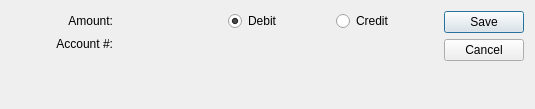
Before: the Qt Designer form xtuple/trunk/guiclient/glSeriesItem.ui in WooodHead/xtuple, drawn with Qt 5.
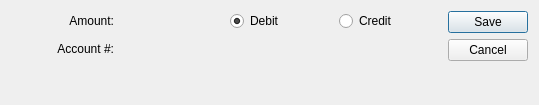
After: the same form once the commit is applied. Custom widgets are drawn as their Qt base class.

Patch:
```diff
--- a/xtuple/trunk/guiclient/glSeriesItem.ui
+++ b/xtuple/trunk/guiclient/glSeriesItem.ui
@@ -13,8 +13,8 @@
    <rect>
     <x>0</x>
     <y>0</y>
-    <width>535</width>
-    <height>109</height>
+    <width>539</width>
+    <height>105</height>
    </rect>
   </property>
   <property name="windowTitle">
@@ -72,6 +72,11 @@
         </widget>
        </item>
        <item row="1" column="0">
+        <layout class="QVBoxLayout" name="verticalLayout_2">
+         <property name="topMargin">
+          <number>5</number>
+         </property>
+         <item>
         <widget class="QLabel" name="_accountLit">
          <property name="text">
           <string>Account #:</string>
@@ -81,12 +86,20 @@
          </property>
         </widget>
        </item>
-       <item row="1" column="1" colspan="2">
-        <widget class="GLCluster" name="_account">
-         <property name="focusPolicy">
-          <enum>Qt::StrongFocus</enum>
-         </property>
-        </widget>
+         <item>
+          <spacer name="verticalSpacer_2">
+           <property name="orientation">
+            <enum>Qt::Vertical</enum>
+           </property>
+           <property name="sizeHint" stdset="0">
+            <size>
+             <width>20</width>
+             <height>0</height>
+            </size>
+           </property>
+          </spacer>
+         </item>
+        </layout>
        </item>
       </layout>
      </item>
```
Left out of the diff: 7 changed lines with no effect on the pictures. Lines whose indentation alone changed are shown as unchanged.
